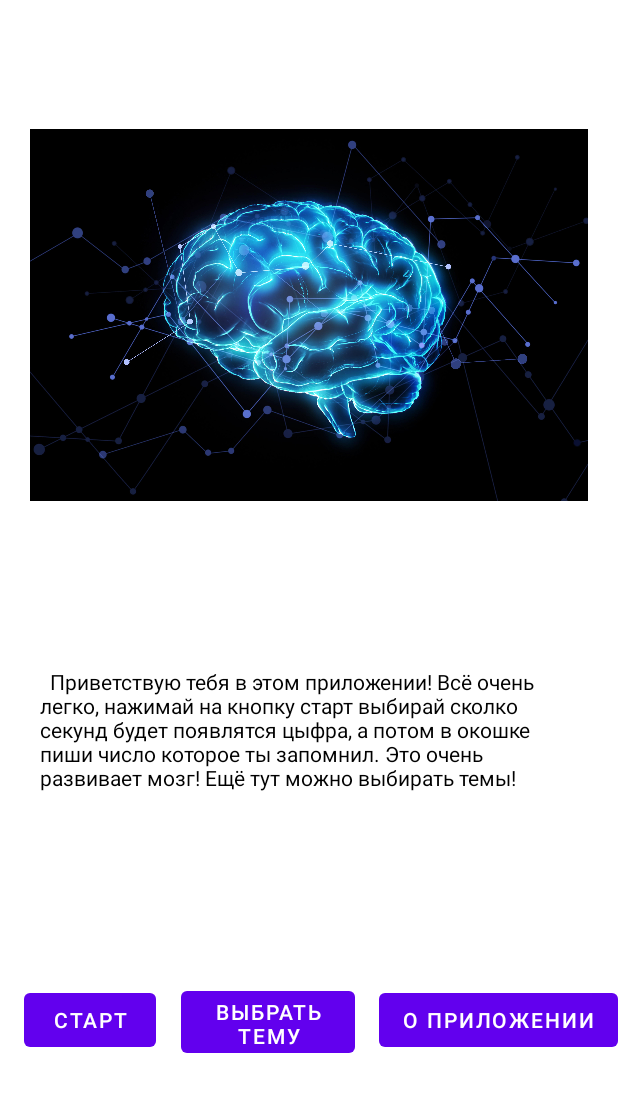
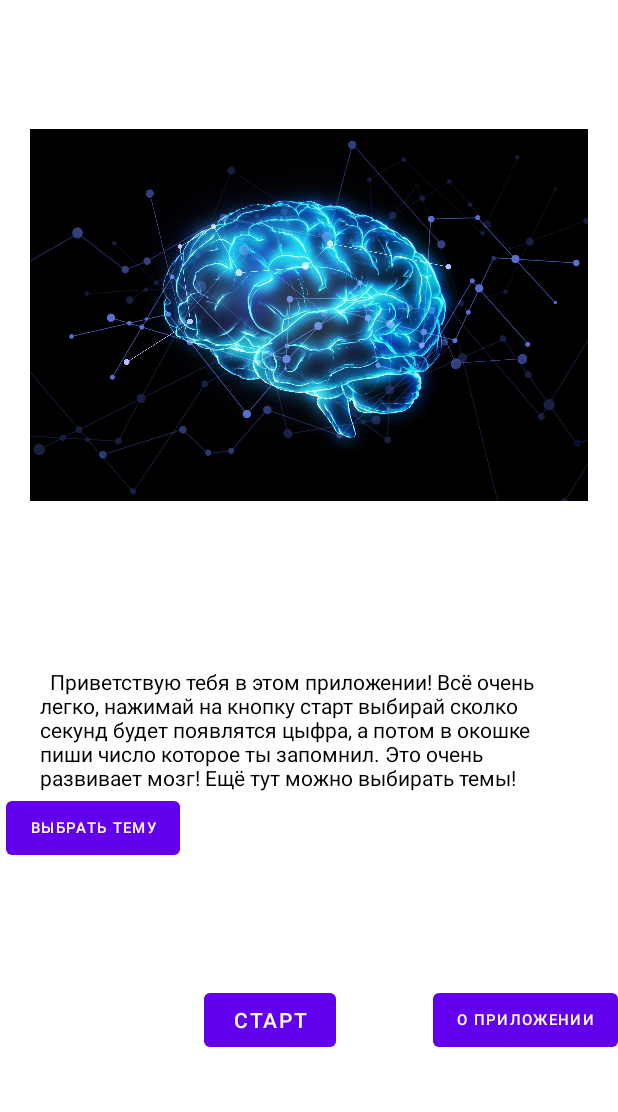
Before and after one commit to PrettyNastya/NumbersMemory, an Android app: the screen it shows after launch (MainActivity), on a phone screen of 412 x 824 dp, the part 84-1196 px from its top. Run offline under Robolectric (Android 15) with nearby library versions, the phone set to English and light mode, and no system bars.

```diff
--- a/app/src/main/res/layout/activity_main.xml
+++ b/app/src/main/res/layout/activity_main.xml
@@ -2,9 +2,9 @@
 <androidx.constraintlayout.widget.ConstraintLayout xmlns:android="http://schemas.android.com/apk/res/android"
     xmlns:app="http://schemas.android.com/apk/res-auto"
     xmlns:tools="http://schemas.android.com/tools"
+    android:id="@+id/fonMainActivity"
     android:layout_width="match_parent"
     android:layout_height="match_parent"
-    android:id="@+id/fonMainActivity"
     tools:context=".MainActivity">
 
 
@@ -25,13 +25,14 @@
     <Button
         android:id="@+id/button"
         android:layout_width="116dp"
-        android:layout_height="53dp"
-        android:layout_marginBottom="60dp"
+        android:layout_height="wrap_content"
+        android:layout_marginStart="4dp"
+        android:layout_marginTop="528dp"
         android:onClick="Click"
         android:text="выбрать тему"
-        app:layout_constraintBottom_toBottomOf="parent"
-        app:layout_constraintEnd_toStartOf="@+id/button2"
-        app:layout_constraintStart_toEndOf="@+id/button3" />
+        android:textSize="10sp"
+        app:layout_constraintStart_toStartOf="parent"
+        app:layout_constraintTop_toTopOf="parent" />
 
     <Button
         android:id="@+id/button2"
@@ -39,6 +40,7 @@
         android:layout_height="wrap_content"
         android:layout_marginBottom="64dp"
         android:text="о приложении"
+        android:textSize="10sp"
         app:layout_constraintBottom_toBottomOf="parent"
         app:layout_constraintEnd_toEndOf="parent" />
 
@@ -46,10 +48,11 @@
         android:id="@+id/button3"
         android:layout_width="wrap_content"
         android:layout_height="wrap_content"
-        android:layout_marginStart="16dp"
+        android:layout_marginStart="136dp"
         android:layout_marginBottom="64dp"
+        android:onClick="goToTrainingFromMaiCnlick"
         android:text="старт"
-        android:onClick="goToTrainingFromMaiCnlick"
+        android:textSize="14sp"
         app:layout_constraintBottom_toBottomOf="parent"
         app:layout_constraintStart_toStartOf="parent" />
 
```
